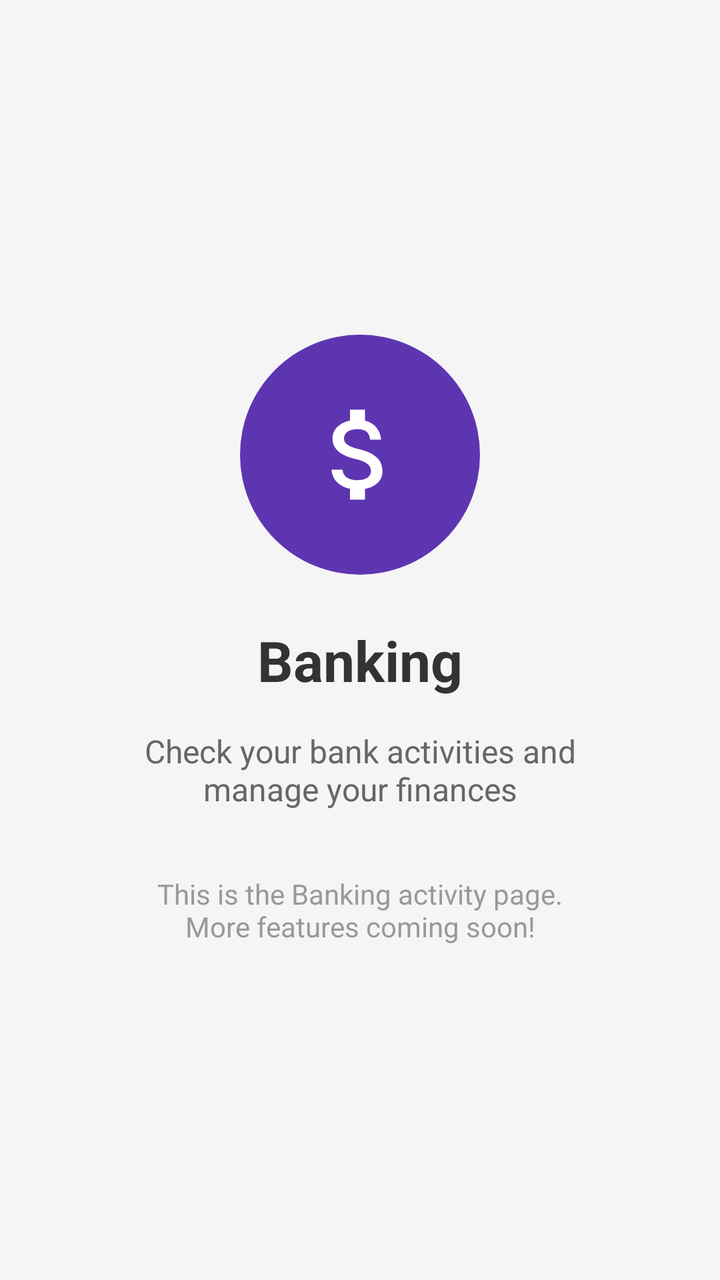
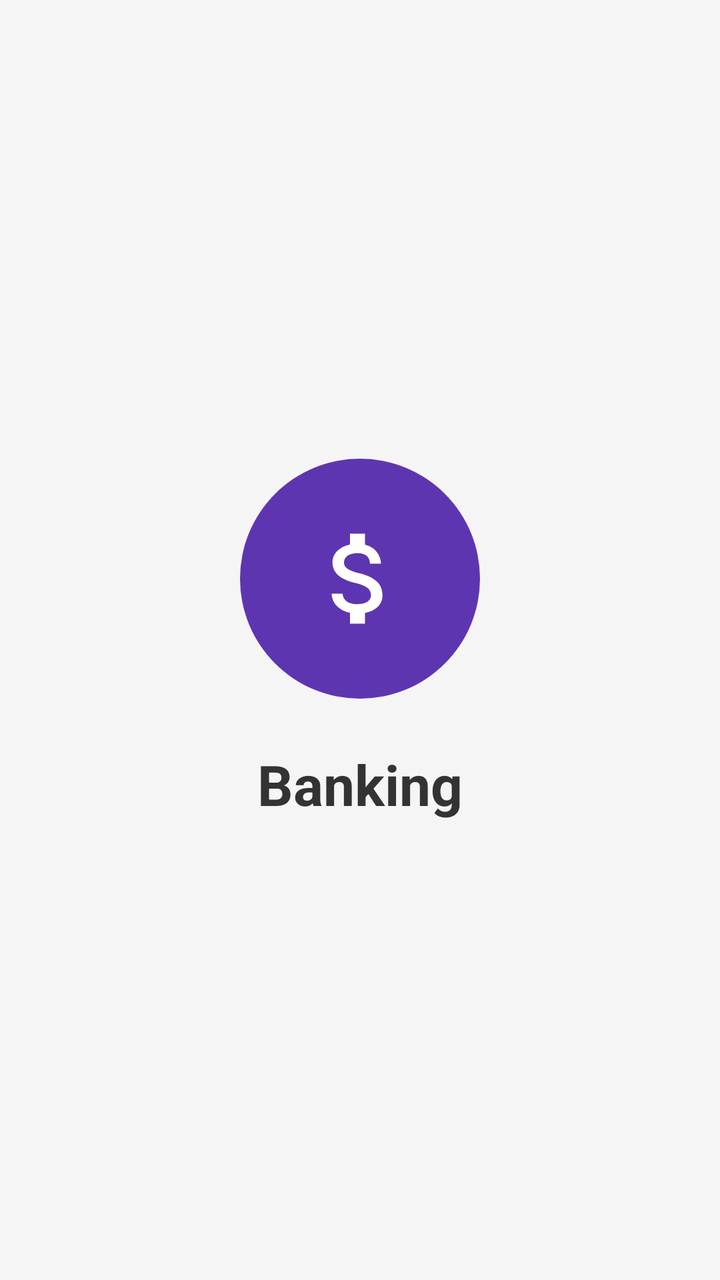

Two renders of the same Android screen: before a commit and after it. Below are the layout's source before the change and the commit's diff.
<!-- AndroidManifest.xml: application theme Theme.MyApp -->
<!-- res/layout/activity_banking.xml -->
<?xml version="1.0" encoding="utf-8"?>
<LinearLayout xmlns:android="http://schemas.android.com/apk/res/android"
    xmlns:tools="http://schemas.android.com/tools"
    android:layout_width="match_parent"
    android:layout_height="match_parent"
    android:orientation="vertical"
    android:background="#F5F5F5"
    android:gravity="center"
    android:padding="24dp"
    tools:context=".BankingActivity">

    <ImageView
        android:layout_width="120dp"
        android:layout_height="120dp"
        android:src="@drawable/ic_banking"
        android:contentDescription="Banking Icon"
        android:background="@drawable/circle_background"
        android:backgroundTint="#5E35B1"
        android:padding="30dp"/>

    <TextView
        android:layout_width="wrap_content"
        android:layout_height="wrap_content"
        android:layout_marginTop="24dp"
        android:text="Banking"
        android:textSize="28sp"
        android:textStyle="bold"
        android:textColor="#333333" />

    <TextView
        android:layout_width="wrap_content"
        android:layout_height="wrap_content"
        android:layout_marginTop="16dp"
        android:text="Check your bank activities and manage your finances"
        android:textSize="16sp"
        android:textColor="#666666"
        android:gravity="center"
        android:paddingHorizontal="32dp"/>

    <TextView
        android:layout_width="wrap_content"
        android:layout_height="wrap_content"
        android:layout_marginTop="32dp"
        android:text="This is the Banking activity page.\nMore features coming soon!"
        android:textSize="14sp"
        android:textColor="#999999"
        android:gravity="center"/>

</LinearLayout>
<!-- resources referenced by this layout -->
<resources>
  <!-- drawable circle_background (drawable) -->
  <?xml version="1.0" encoding="utf-8"?>
  <shape xmlns:android="http://schemas.android.com/apk/res/android"
      android:shape="oval">
      <solid android:color="#6200EE"/>
  </shape>
  <!-- drawable ic_banking (drawable) -->
  <vector xmlns:android="http://schemas.android.com/apk/res/android"
      android:width="48dp"
      android:height="48dp"
      android:viewportWidth="24"
      android:viewportHeight="24">
      <path
          android:fillColor="#FFFFFF"
          android:pathData="M11.8,10.9c-2.27,-0.59 -3,-1.2 -3,-2.15 0,-1.09 1.01,-1.85 2.7,-1.85 1.78,0 2.44,0.85 2.5,2.1h2.21c-0.07,-1.72 -1.12,-3.3 -3.21,-3.81V3h-3v2.16c-1.94,0.42 -3.5,1.68 -3.5,3.61 0,2.31 1.91,3.46 4.7,4.13 2.5,0.6 3,1.48 3,2.41 0,0.69 -0.49,1.79 -2.7,1.79 -2.06,0 -2.87,-0.92 -2.98,-2.1h-2.2c0.12,2.19 1.76,3.42 3.68,3.83V21h3v-2.15c1.95,-0.37 3.5,-1.5 3.5,-3.55 0,-2.84 -2.43,-3.81 -4.7,-4.4z"/>
  </vector>
  <style name="Theme.MyApp" parent="Base.Theme.MyApp" />
  <style name="Base.Theme.MyApp" parent="Theme.Material3.DayNight.NoActionBar">
          
          
      </style>
</resources>

<!-- the commit's change to res/layout/activity_banking.xml (unified diff, before → after) -->
@@ -27,23 +27,4 @@
         android:textStyle="bold"
         android:textColor="#333333" />
 
-    <TextView
-        android:layout_width="wrap_content"
-        android:layout_height="wrap_content"
-        android:layout_marginTop="16dp"
-        android:text="Check your bank activities and manage your finances"
-        android:textSize="16sp"
-        android:textColor="#666666"
-        android:gravity="center"
-        android:paddingHorizontal="32dp"/>
-
-    <TextView
-        android:layout_width="wrap_content"
-        android:layout_height="wrap_content"
-        android:layout_marginTop="32dp"
-        android:text="This is the Banking activity page.\nMore features coming soon!"
-        android:textSize="14sp"
-        android:textColor="#999999"
-        android:gravity="center"/>
-
 </LinearLayout>
<!-- resource entries referenced after the edit -->
@@ -18,8 +18,6 @@
   </vector>
   <style name="Theme.MyApp" parent="Base.Theme.MyApp" />
   <style name="Base.Theme.MyApp" parent="Theme.Material3.DayNight.NoActionBar">
-          
-          
       </style>
 </resources>
 
